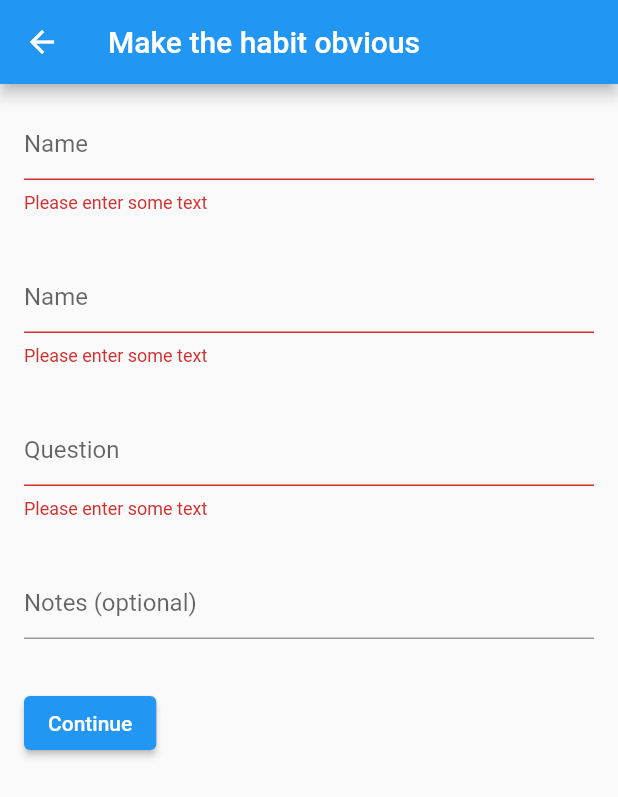
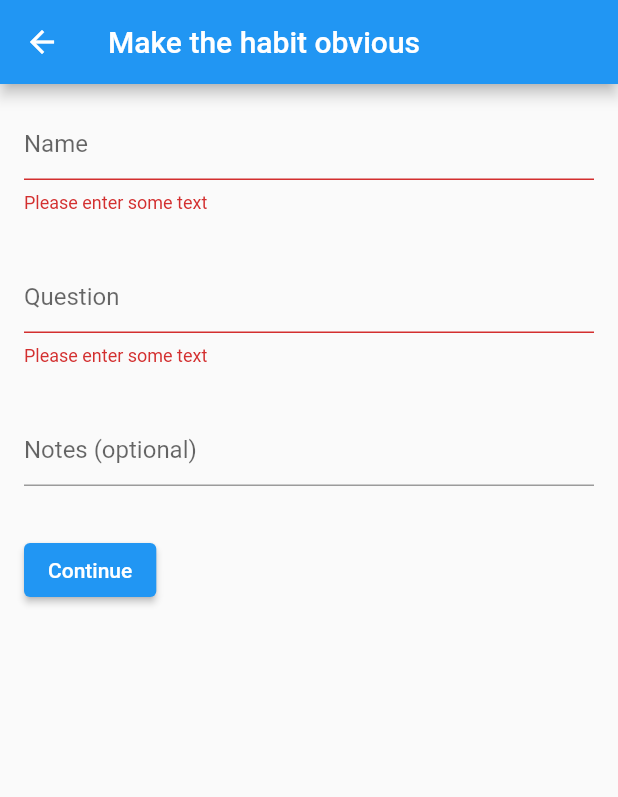
Before and after one commit to renatomameli/Flutter-To-Do-App, a Flutter app: the AddHabitObviousRoute screen opened directly with empty values, after a tap on "Continue", on a phone screen of 412 x 824 dp. Shown: the top 797 px of the screen. Run offline on Flutter 3.47's test engine with Material 2 defaults, Android fonts, the phone set to English and light mode, and no system bars.

Commit message:
Extract Padding Form

```diff
--- a/lib/routes/AddHabitObviousRoute.dart
+++ b/lib/routes/AddHabitObviousRoute.dart
@@ -1,9 +1,8 @@
 import 'package:flutter/material.dart';
-import 'package:habit_changer/model/NewHabitForm.dart';
 
 class AddHabitObviousRoute extends StatelessWidget{
-  final NewHabitForm newHabitForm;
-  const AddHabitObviousRoute({Key? key, required this.newHabitForm}) : super(key: key);
+  final Map<String, String> newHabitFormMap;
+  const AddHabitObviousRoute({Key? key, required this.newHabitFormMap}) : super(key: key);
 
   @override
   Widget build(BuildContext context) {
@@ -38,20 +37,6 @@ class _MyForm extends State<_MyStatefulWidget> {
       child: Column(
         crossAxisAlignment: CrossAxisAlignment.start,
         children: <Widget>[
-          Padding(
-            padding: const EdgeInsets.symmetric(vertical: 16.0, horizontal: 16.0),
-            child: TextFormField(
-              decoration: const InputDecoration(
-                hintText: 'Name',
-              ),
-              validator: (String? value) {
-                if (value == null || value.isEmpty) {
-                  return 'Please enter some text';
-                }
-                return null;
-              },
-            ),
-          ),
           Padding(
             padding: const EdgeInsets.symmetric(vertical: 16.0, horizontal: 16.0),
             child: TextFormField(
```
Also changed, not shown: lib/routes/AddHabitRoute.dart (+6 -45 lines), lib/widgets/PaddingForm.dart (+15 -10 lines), lib/widgets/testwidget.dart (added).
